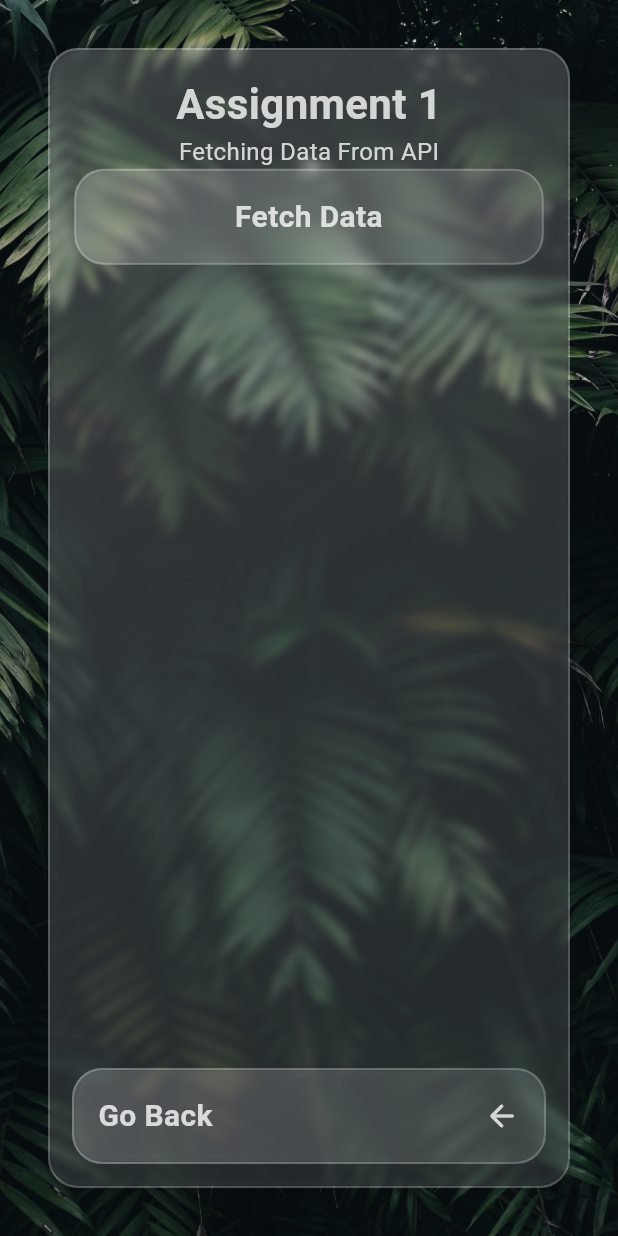
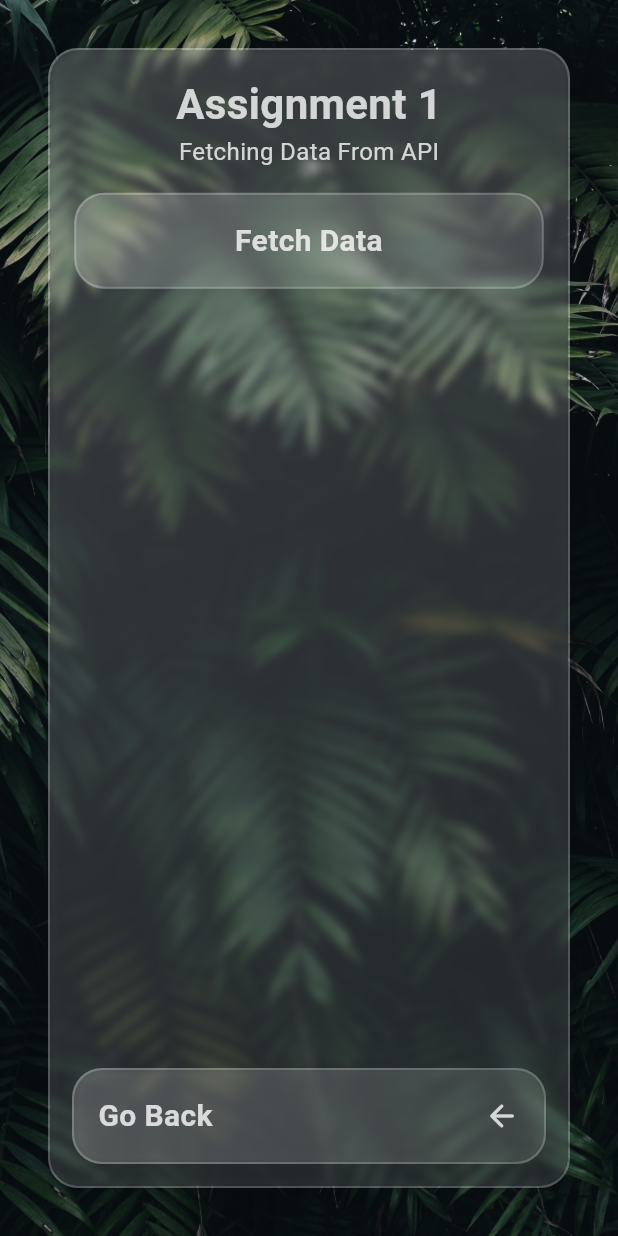
Before and after one commit to Zimmer550i/sm_assignment_1, a Flutter app: the Assignment1 screen opened directly, on a phone screen of 412 x 824 dp. Run offline on Flutter 3.47's test engine with Material 3 defaults, Android fonts, the light colour scheme and no system bars; our stand-ins replace flutter_bloc, geolocator, hive, hive_flutter; accounts and stored records are empty.

Commit message:
minor fixes

```diff
--- a/lib/screens/assignment_1.dart
+++ b/lib/screens/assignment_1.dart
@@ -39,7 +39,9 @@ class Assignment1 extends StatelessWidget {
                     ),
                     BlocBuilder<PostBloc, PostState>(builder: (context, state) {
                       if (state is PostInitial) {
-                        return CustomButton(
+                        return Padding(
+                          padding: const EdgeInsets.only(top: AppSizes.mediumPadding),
+                          child: CustomButton(
                             onPressed: () {
                               context.read<PostBloc>().add(FetchPosts());
                             },
@@ -48,6 +50,7 @@ class Assignment1 extends StatelessWidget {
                               textAlign: TextAlign.center,
                               style: AppTexts.bodyText.copyWith(
                                 color: AppColors.whiteColor,
+                              ),
                             ),
                           ),
                         );
--- a/lib/screens/assignment_2.dart
+++ b/lib/screens/assignment_2.dart
@@ -58,6 +58,7 @@ class _Assignment2State extends State<Assignment2> {
                             mainAxisSize: MainAxisSize.min,
                             crossAxisAlignment: CrossAxisAlignment.center,
                             children: [
+                              const SizedBox(height: AppSizes.mediumPadding,),
                               CustomButton(
                                 onPressed: () {
                                   context.read<PostBloc>().add(FetchPosts());
```
Lines whose indentation alone changed are shown as unchanged.
